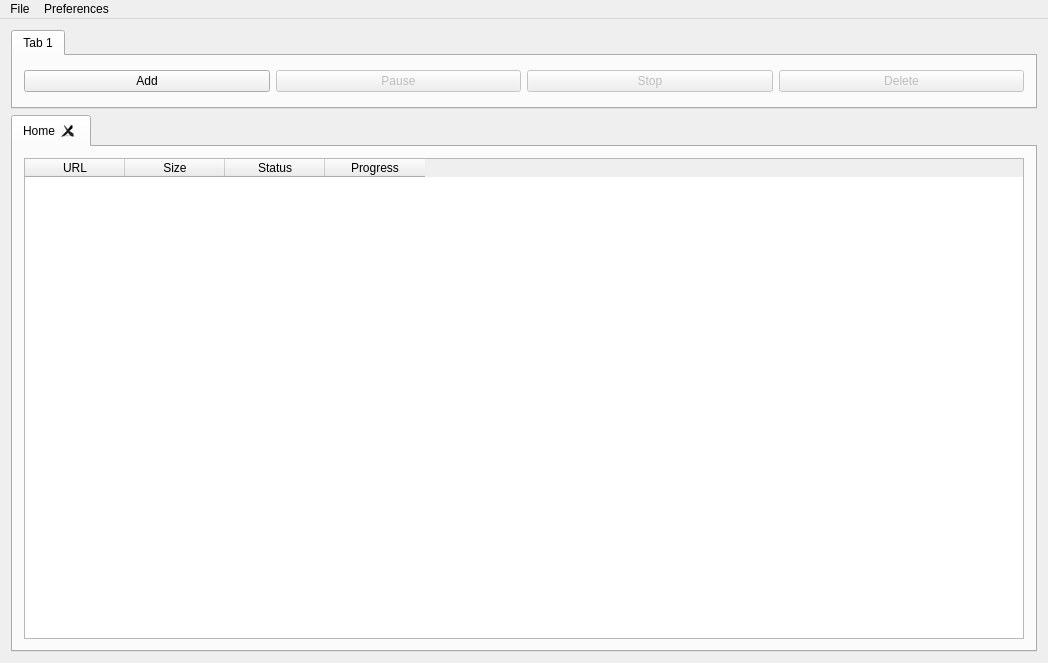
Before: the Qt Designer form UltimateDownloadManager/mainwindow.ui in LalitMaganti/Ultimate-Download-Manager, drawn with Qt 5.
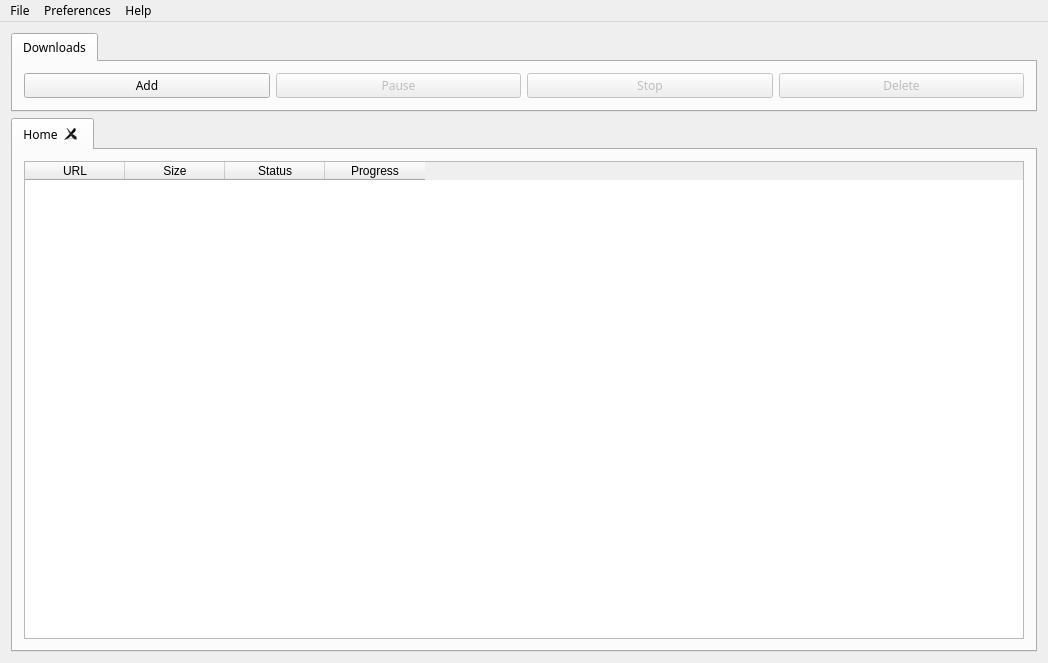
After: the same form once the commit is applied. Icons and pictures are not drawn. Custom widgets are drawn as their Qt base class.

Patch:
```diff
--- a/UltimateDownloadManager/mainwindow.ui
+++ b/UltimateDownloadManager/mainwindow.ui
@@ -16,12 +16,20 @@
     <height>663</height>
    </size>
   </property>
+  <property name="font">
+   <font>
+    <family>Helvetica Neue LT Pro</family>
+   </font>
+  </property>
   <property name="windowTitle">
    <string>Ultimate Download Manager</string>
   </property>
   <property name="windowIcon">
    <iconset>
-    <normaloff>Images/UDM.ico</normaloff>Images/UDM.ico</iconset>
+    <normaloff>Images/UDM2.png</normaloff>Images/UDM2.png</iconset>
+  </property>
+  <property name="autoFillBackground">
+   <bool>true</bool>
   </property>
   <property name="unifiedTitleAndToolBarOnMac">
    <bool>false</bool>
@@ -42,12 +50,17 @@
         <height>79</height>
        </size>
       </property>
+      <property name="font">
+       <font>
+        <family>Helvetica Neue LT Pro</family>
+       </font>
+      </property>
       <property name="currentIndex">
        <number>0</number>
       </property>
       <widget class="QWidget" name="tab">
        <attribute name="title">
-        <string>Tab 1</string>
+        <string>Downloads</string>
        </attribute>
        <layout class="QHBoxLayout" name="horizontalLayout">
         <item>
@@ -93,6 +106,11 @@
     </item>
     <item row="1" column="0">
      <widget class="DownloadTabWidget" name="tabWidgetMain">
+      <property name="font">
+       <font>
+        <family>Helvetica Neue LT Pro</family>
+       </font>
+      </property>
       <property name="currentIndex">
        <number>0</number>
       </property>
@@ -149,9 +167,14 @@
      <x>0</x>
      <y>0</y>
      <width>1048</width>
-     <height>25</height>
+     <height>24</height>
     </rect>
    </property>
+   <property name="font">
+    <font>
+     <family>Helvetica Neue LT Pro</family>
+    </font>
+   </property>
    <widget class="QMenu" name="menuFile">
     <property name="title">
      <string>File</string>
@@ -160,13 +183,25 @@
     <addaction name="actionQuit"/>
    </widget>
    <widget class="QMenu" name="menuPreferences">
+    <property name="font">
+     <font>
+      <family>Helvetica Neue LT Pro</family>
+     </font>
+    </property>
     <property name="title">
      <string>Preferences</string>
     </property>
     <addaction name="actionSettings"/>
    </widget>
+   <widget class="QMenu" name="menuHelp">
+    <property name="title">
+     <string>Help</string>
+    </property>
+    <addaction name="actionAbout"/>
+   </widget>
    <addaction name="menuFile"/>
    <addaction name="menuPreferences"/>
+   <addaction name="menuHelp"/>
   </widget>
   <action name="actionAdd">
    <property name="text">
```
Left out of the diff: 26 changed lines with no effect on the pictures.
